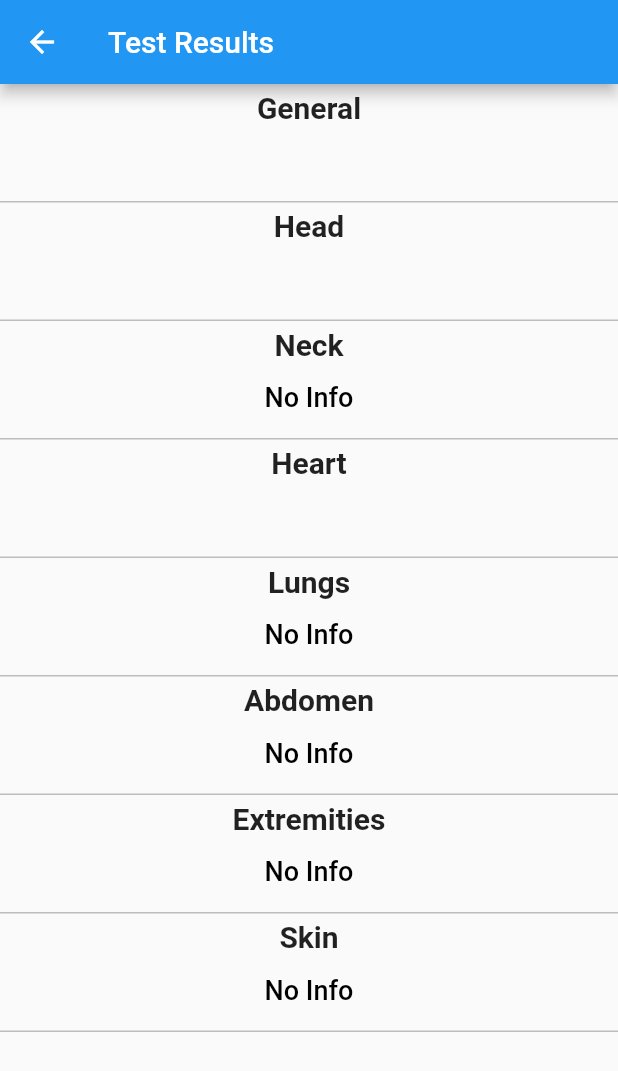
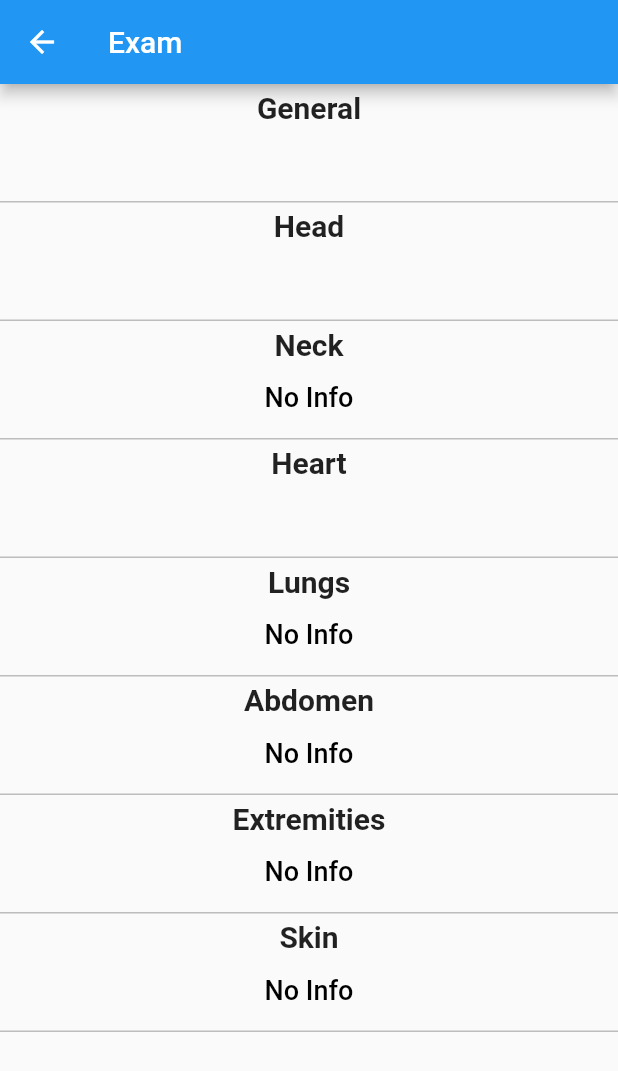
Before and after one commit to hrasheed53/LungDoctor, a Flutter app: the Physical screen opened directly with empty values, on a phone screen of 412 x 824 dp. Shown: the top 1071 px of the screen. Run offline on Flutter 3.47's test engine with Material 2 defaults, Android fonts, the light colour scheme and no system bars; our stand-ins replace audioplayers, firebase_auth, firebase_core, firebase_database, google_sign_in, photo_view and 1 more; missing offline and left inert: condition; accounts and stored records are empty.

Commit message:
test results to exam

```diff
--- a/lib/physicalExam.dart
+++ b/lib/physicalExam.dart
@@ -74,7 +74,7 @@ class _PhysicalState extends State<Physical> {
 
     return Scaffold(
       appBar: AppBar(
-        title: const Text('Test Results'),
+        title: const Text('Exam'),
       ),
       body: ListView(
         children: [
```
